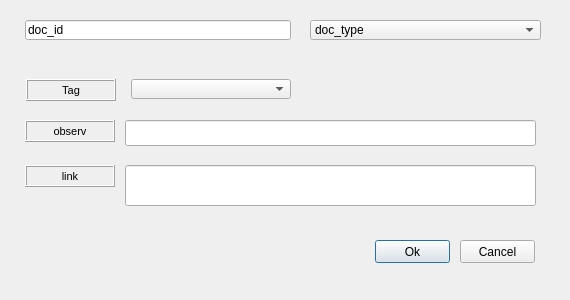
Above: ui/file.ui from Giswater/giswater_qgis_plugin before the change. Below: the same form after it.
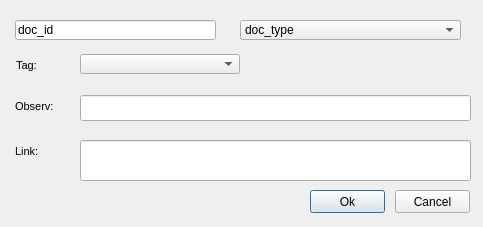
That is the form after the change.

```diff
--- a/ui/file.ui
+++ b/ui/file.ui
@@ -1,39 +1,24 @@
 <?xml version="1.0" encoding="UTF-8"?>
 <ui version="4.0">
- <class>object</class>
- <widget class="QDialog" name="object">
+ <class>Dialog</class>
+ <widget class="QDialog" name="Dialog">
   <property name="geometry">
    <rect>
     <x>0</x>
     <y>0</y>
-    <width>570</width>
-    <height>300</height>
+    <width>483</width>
+    <height>227</height>
    </rect>
   </property>
-  <property name="minimumSize">
-   <size>
-    <width>570</width>
-    <height>300</height>
-   </size>
-  </property>
-  <property name="maximumSize">
-   <size>
-    <width>570</width>
-    <height>325</height>
-   </size>
-  </property>
   <property name="windowTitle">
-   <string>File</string>
-  </property>
-  <property name="sizeGripEnabled">
-   <bool>false</bool>
+   <string>Dialog</string>
   </property>
   <widget class="QLineEdit" name="doc_id">
    <property name="geometry">
     <rect>
-     <x>25</x>
+     <x>15</x>
      <y>20</y>
-     <width>266</width>
+     <width>201</width>
      <height>20</height>
     </rect>
    </property>
@@ -41,26 +26,11 @@
     <string>doc_id</string>
    </property>
   </widget>
-  <widget class="QComboBox" name="doc_type">
-   <property name="geometry">
-    <rect>
-     <x>310</x>
-     <y>20</y>
-     <width>231</width>
-     <height>20</height>
-    </rect>
-   </property>
-   <item>
-    <property name="text">
-     <string>doc_type</string>
-    </property>
-   </item>
-  </widget>
   <widget class="QLabel" name="label_link">
    <property name="geometry">
     <rect>
-     <x>25</x>
-     <y>165</y>
+     <x>15</x>
+     <y>140</y>
      <width>90</width>
      <height>22</height>
     </rect>
@@ -71,58 +41,19 @@
     </font>
    </property>
    <property name="frameShape">
-    <enum>QFrame::Box</enum>
+    <enum>QFrame::NoFrame</enum>
    </property>
    <property name="frameShadow">
     <enum>QFrame::Raised</enum>
    </property>
    <property name="text">
-    <string>link</string>
+    <string>Link:</string>
    </property>
    <property name="textFormat">
     <enum>Qt::AutoText</enum>
    </property>
    <property name="scaledContents">
     <bool>false</bool>
-   </property>
-   <property name="alignment">
-    <set>Qt::AlignCenter</set>
-   </property>
-   <property name="margin">
-    <number>3</number>
-   </property>
-  </widget>
-  <widget class="QLabel" name="label_tag">
-   <property name="geometry">
-    <rect>
-     <x>26</x>
-     <y>79</y>
-     <width>90</width>
-     <height>22</height>
-    </rect>
-   </property>
-   <property name="font">
-    <font>
-     <pointsize>8</pointsize>
-    </font>
-   </property>
-   <property name="frameShape">
-    <enum>QFrame::Box</enum>
-   </property>
-   <property name="frameShadow">
-    <enum>QFrame::Raised</enum>
-   </property>
-   <property name="text">
-    <string>Tag</string>
-   </property>
-   <property name="textFormat">
-    <enum>Qt::AutoText</enum>
-   </property>
-   <property name="scaledContents">
-    <bool>false</bool>
-   </property>
-   <property name="alignment">
-    <set>Qt::AlignCenter</set>
    </property>
    <property name="margin">
     <number>3</number>
@@ -131,8 +62,8 @@
   <widget class="QComboBox" name="tagcat_id">
    <property name="geometry">
     <rect>
-     <x>131</x>
-     <y>79</y>
+     <x>80</x>
+     <y>54</y>
      <width>160</width>
      <height>20</height>
     </rect>
@@ -141,8 +72,8 @@
   <widget class="QLabel" name="label_observ">
    <property name="geometry">
     <rect>
-     <x>25</x>
-     <y>120</y>
+     <x>15</x>
+     <y>95</y>
      <width>90</width>
      <height>22</height>
     </rect>
@@ -153,13 +84,13 @@
     </font>
    </property>
    <property name="frameShape">
-    <enum>QFrame::Box</enum>
+    <enum>QFrame::NoFrame</enum>
    </property>
    <property name="frameShadow">
     <enum>QFrame::Raised</enum>
    </property>
    <property name="text">
-    <string>observ</string>
+    <string>Observ:</string>
    </property>
    <property name="textFormat">
     <enum>Qt::AutoText</enum>
@@ -167,9 +98,6 @@
    <property name="scaledContents">
     <bool>false</bool>
    </property>
-   <property name="alignment">
-    <set>Qt::AlignCenter</set>
-   </property>
    <property name="margin">
     <number>3</number>
    </property>
@@ -177,8 +105,8 @@
   <widget class="QPushButton" name="btn_accept">
    <property name="geometry">
     <rect>
-     <x>375</x>
-     <y>240</y>
+     <x>310</x>
+     <y>190</y>
      <width>75</width>
      <height>23</height>
     </rect>
@@ -187,25 +115,45 @@
     <string>Ok</string>
    </property>
   </widget>
-  <widget class="QPushButton" name="btn_cancel">
+  <widget class="QLabel" name="label_tag">
    <property name="geometry">
     <rect>
-     <x>460</x>
-     <y>240</y>
-     <width>75</width>
-     <height>23</height>
+     <x>16</x>
+     <y>54</y>
+     <width>90</width>
+     <height>22</height>
     </rect>
    </property>
+   <property name="font">
+    <font>
+     <pointsize>8</pointsize>
+    </font>
+   </property>
+   <property name="frameShape">
+    <enum>QFrame::NoFrame</enum>
+   </property>
+   <property name="frameShadow">
+    <enum>QFrame::Raised</enum>
+   </property>
    <property name="text">
-    <string>Cancel</string>
+    <string>Tag:</string>
+   </property>
+   <property name="textFormat">
+    <enum>Qt::AutoText</enum>
+   </property>
+   <property name="scaledContents">
+    <bool>false</bool>
+   </property>
+   <property name="margin">
+    <number>3</number>
    </property>
   </widget>
   <widget class="QLineEdit" name="observ">
    <property name="geometry">
     <rect>
-     <x>125</x>
-     <y>120</y>
-     <width>411</width>
+     <x>80</x>
+     <y>95</y>
+     <width>391</width>
      <height>26</height>
     </rect>
    </property>
@@ -213,13 +161,41 @@
   <widget class="QLineEdit" name="path">
    <property name="geometry">
     <rect>
-     <x>125</x>
-     <y>165</y>
-     <width>411</width>
+     <x>80</x>
+     <y>140</y>
+     <width>391</width>
      <height>41</height>
     </rect>
    </property>
   </widget>
+  <widget class="QPushButton" name="btn_cancel">
+   <property name="geometry">
+    <rect>
+     <x>395</x>
+     <y>190</y>
+     <width>75</width>
+     <height>23</height>
+    </rect>
+   </property>
+   <property name="text">
+    <string>Cancel</string>
+   </property>
+  </widget>
+  <widget class="QComboBox" name="doc_type">
+   <property name="geometry">
+    <rect>
+     <x>240</x>
+     <y>20</y>
+     <width>221</width>
+     <height>20</height>
+    </rect>
+   </property>
+   <item>
+    <property name="text">
+     <string>doc_type</string>
+    </property>
+   </item>
+  </widget>
  </widget>
  <resources/>
  <connections/>
```
Left out of the diff: 17 changed lines with no effect on the pictures.
